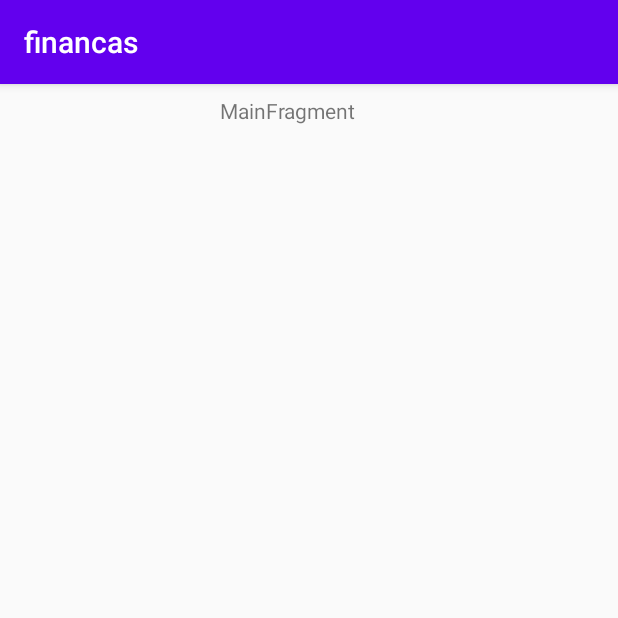
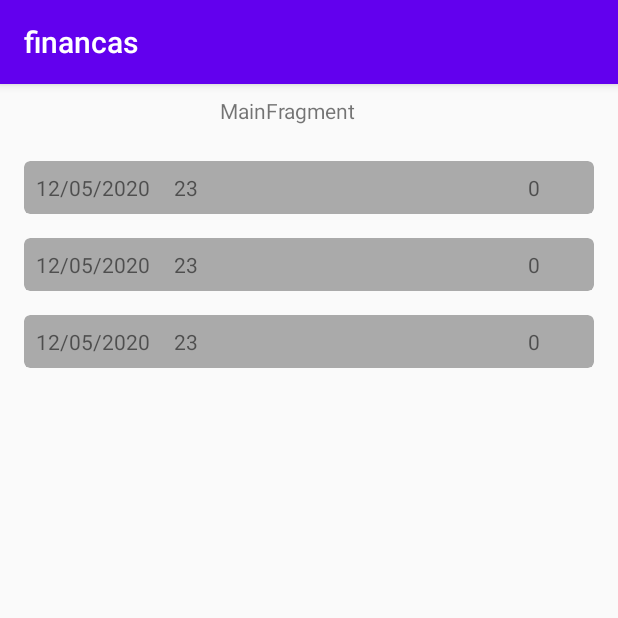
Before and after one commit to emerson-matos/android-finances, an Android app: the screen it shows after launch (MainActivity), on a phone screen of 412 x 824 dp, the top half of it. Run offline under Robolectric (Android 15) with nearby library versions, the phone set to English and light mode, and no system bars.

Commit message:
Making recyclerview

```diff
--- a/app/build.gradle
+++ b/app/build.gradle
@@ -31,14 +31,14 @@ dependencies {
     implementation 'androidx.appcompat:appcompat:1.0.2'
     implementation 'androidx.core:core-ktx:1.0.2'
     implementation 'androidx.constraintlayout:constraintlayout:1.1.3'
+    implementation 'androidx.cardview:cardview:1.0.0'
     implementation 'androidx.lifecycle:lifecycle-extensions:2.0.0'
     implementation 'androidx.lifecycle:lifecycle-viewmodel-ktx:2.0.0'
+    implementation 'androidx.recyclerview:recyclerview:1.0.0'
 
     implementation 'com.google.code.gson:gson:2.8.6'
 
     testImplementation 'junit:junit:4.12'
     androidTestImplementation 'androidx.test.ext:junit:1.1.1'
     androidTestImplementation 'androidx.test.espresso:espresso-core:3.2.0'
-    implementation 'androidx.recyclerview:recyclerview:1.0.0'
-    implementation 'androidx.cardview:cardview:1.0.0'
 }
--- /dev/null
+++ b/app/src/main/java/br/com/controle/financas/adapter/ExpenseAdapter.kt
@@ -0,0 +1,41 @@
+package br.com.controle.financas.adapter
+
+import android.view.LayoutInflater
+import android.view.View
+import android.view.ViewGroup
+import androidx.recyclerview.widget.RecyclerView
+import br.com.controle.financas.R
+import br.com.controle.financas.data.model.ExpenseData
+import br.com.controle.financas.ui.main.MainViewModel
+import kotlinx.android.synthetic.main.item_list_expense.view.*
+import java.lang.String.format
+import java.text.DateFormat
+import java.text.SimpleDateFormat
+import java.util.*
+
+class ExpenseAdapter(private val viewModel: MainViewModel,
+                     private val list: List<ExpenseData>) :
+    RecyclerView.Adapter<ExpenseAdapter.ViewHolder>() {
+
+
+    override fun onCreateViewHolder(parent: ViewGroup, viewType: Int): ViewHolder {
+        val view = LayoutInflater.from(parent.context).inflate(R.layout.item_list_expense, parent, false)
+        return ViewHolder(view)
+    }
+
+    override fun getItemCount(): Int = list.size
+
+    override fun onBindViewHolder(holder: ViewHolder, position: Int) {
+        holder.bind(list[position])
+    }
+
+    class ViewHolder(private val view: View): RecyclerView.ViewHolder(view) {
+        fun bind(item: ExpenseData) {
+            view.apply {
+                expenseDate.text = SimpleDateFormat("dd/MM/yyyy", Locale("pt-BR")).format(item.date)
+                expenseName.text = item.name
+                expenseValue.text = item.value.toString()
+            }
+        }
+    }
+}
--- a/app/src/main/java/br/com/controle/financas/data/model/Expense.kt
+++ /dev/null
@@ -1,14 +0,0 @@
-package br.com.controle.financas.data.model
-
-import com.google.gson.annotations.SerializedName
-import java.math.BigDecimal
-import java.util.*
-
-class ExpenseData(@SerializedName("expenseId") val id: Long = -1L,
-              @SerializedName("name") val name: String = "",
-              @SerializedName("description") val description: String = "",
-              @SerializedName("trasactionDate") val date: Date?,
-              @SerializedName("value") val value: BigDecimal = BigDecimal.ZERO,
-              @SerializedName("ownerId") val ownerId: Long = -1L,
-              @SerializedName("accountId") val accountId: Long = -1L,
-              @SerializedName("cardId") val cardId: Long = -1L)
--- /dev/null
+++ b/app/src/main/java/br/com/controle/financas/data/model/ExpenseData.kt
@@ -0,0 +1,14 @@
+package br.com.controle.financas.data.model
+
+import com.google.gson.annotations.SerializedName
+import java.math.BigDecimal
+import java.util.*
+
+class ExpenseData(@SerializedName("expenseId") val id: Long = -1L,
+                  @SerializedName("name") val name: String = "23",
+                  @SerializedName("description") val description: String = "23",
+                  @SerializedName("trasactionDate") val date: Date = Date(),
+                  @SerializedName("value") val value: BigDecimal = BigDecimal.ZERO,
+                  @SerializedName("ownerId") val ownerId: Long = -1L,
+                  @SerializedName("accountId") val accountId: Long = -1L,
+                  @SerializedName("cardId") val cardId: Long = -1L)
--- a/app/src/main/java/br/com/controle/financas/ui/main/MainFragment.kt
+++ b/app/src/main/java/br/com/controle/financas/ui/main/MainFragment.kt
@@ -1,12 +1,18 @@
 package br.com.controle.financas.ui.main
 
-import androidx.lifecycle.ViewModelProviders
 import android.os.Bundle
-import androidx.fragment.app.Fragment
 import android.view.LayoutInflater
 import android.view.View
 import android.view.ViewGroup
+import androidx.fragment.app.Fragment
+import androidx.lifecycle.ViewModelProviders
+import androidx.recyclerview.widget.LinearLayoutManager
 import br.com.controle.financas.R
+import br.com.controle.financas.adapter.ExpenseAdapter
+import br.com.controle.financas.data.model.ExpenseData
+import kotlinx.android.synthetic.main.expense_list.*
+import java.text.SimpleDateFormat
+import java.util.*
 
 class MainFragment : Fragment() {
 
@@ -24,6 +30,10 @@ class MainFragment : Fragment() {
     override fun onActivityCreated(savedInstanceState: Bundle?) {
         super.onActivityCreated(savedInstanceState)
         viewModel = ViewModelProviders.of(this).get(MainViewModel::class.java)
+        expenseList.apply {
+            adapter = ExpenseAdapter(viewModel, listOf(ExpenseData(), ExpenseData(), ExpenseData()))
+            layoutManager = LinearLayoutManager(context, LinearLayoutManager.VERTICAL, false)
+        }
         // TODO: Use the ViewModel
     }
 
--- a/app/src/main/res/layout/expense_list.xml
+++ b/app/src/main/res/layout/expense_list.xml
@@ -6,6 +6,7 @@
     xmlns:tools="http://schemas.android.com/tools">
 
     <androidx.recyclerview.widget.RecyclerView
+        android:id="@+id/expenseList"
         android:layout_width="0dp"
         android:layout_height="0dp"
         android:layout_marginStart="8dp"
--- a/app/src/main/res/layout/item_list_expense.xml
+++ b/app/src/main/res/layout/item_list_expense.xml
@@ -32,7 +32,7 @@
 
         <TextView
             android:id="@+id/expenseDate"
-            android:layout_width="0dp"
+            android:layout_width="wrap_content"
             android:layout_height="wrap_content"
             android:layout_marginStart="8dp"
             android:layout_marginTop="8dp"
```
